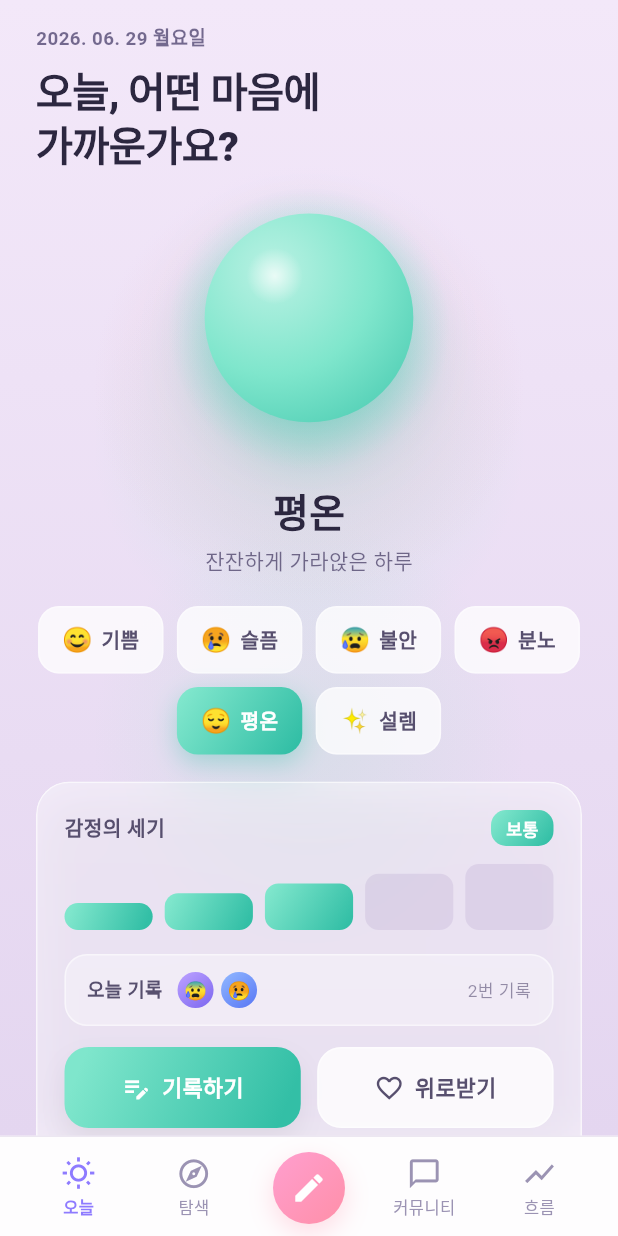
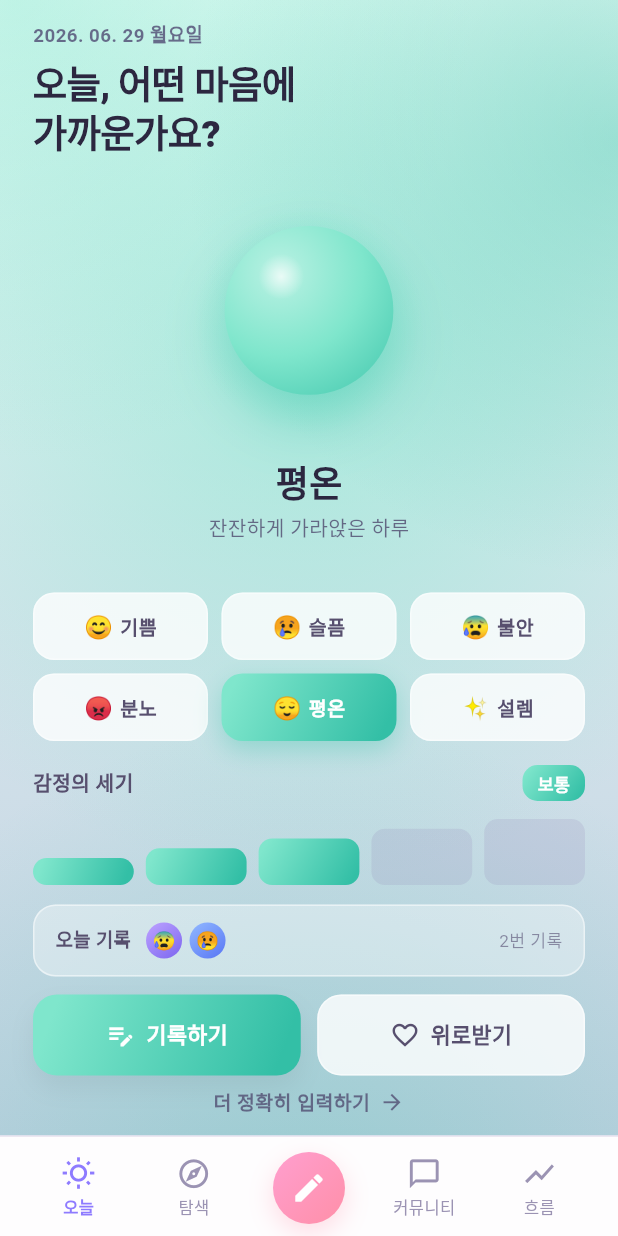
Before and after one commit to sanghyunbang/pawloop, a Flutter app: the screen it shows after launch, on a phone screen of 412 x 824 dp. Run offline on Flutter 3.47's test engine with Material 3 defaults, Android fonts, the phone set to English and light mode, and no system bars; our stand-ins replace cached_network_image, flutter_dotenv, flutter_svg, geolocator, go_router, google_fonts and 3 more; missing offline and left inert: flutter_naver_map, flutter_web_auth_2; Roboto replaces fonts that are missing (Pretendard); project files that could hold a hidden picture were left out.

Commit message:
fix(app): today 재설계 — 감정색 풀스크린 배경 번짐 + 한 화면 fit
- AuroraBackground: 코너 약한 블롭 → 오브 중심 풀스크린 방사 글로우.
  감정 화면은 감정색(c1/c2)이 화면 전체로 번지고, 비감정 화면도 테마색 또렷하게 퍼지게
- today: 두꺼운 글래스 카드 제거, 스크롤 없이 한 화면에 fit(오브 영역 Expanded),
  감정 칩 3+3 그리드, 간격 타이트화
- 에뮬: 평온(민트)·분노(코랄) 배경 번짐 + 한 화면 확인(레퍼런스 일치)

```diff
--- a/app/lib/v2/screens/today_screen.dart
+++ b/app/lib/v2/screens/today_screen.dart
@@ -47,55 +47,44 @@ class _TodayScreenState extends State<TodayScreen> {
         tint: e,
         child: SafeArea(
           bottom: false,
-          child: ListView(
-            padding: const EdgeInsets.fromLTRB(24, 16, 24, 20),
+          child: Padding(
+            padding: const EdgeInsets.fromLTRB(22, 14, 22, 8),
+            child: Column(
+              crossAxisAlignment: CrossAxisAlignment.stretch,
               children: [
                 Text(_dateLabel,
                     style: const TextStyle(
-                            fontSize: 12.5,
-                            fontWeight: FontWeight.w700,
-                            letterSpacing: 0.3,
-                            color: Color(0xBD463C69))),
-                    const SizedBox(height: 8),
+                        fontSize: 12.5, fontWeight: FontWeight.w700, letterSpacing: 0.3, color: Color(0xBD463C69))),
+                const SizedBox(height: 6),
                 const Text('오늘, 어떤 마음에\n가까운가요?',
-                        style: TextStyle(
-                            fontSize: 27,
-                            height: 1.25,
-                            letterSpacing: -0.5,
-                            fontWeight: FontWeight.w800,
-                            color: T.textPrimary)),
-                    const SizedBox(height: 10),
-                    Center(child: FloatingOrb(emotion: e, size: 188)),
-                    const SizedBox(height: 8),
-                    Center(
-                      child: Column(children: [
-                        Text(e.label,
-                            style: const TextStyle(
-                                fontSize: 26,
-                                fontWeight: FontWeight.w800,
-                                color: T.textPrimary)),
-                        const SizedBox(height: 5),
-                        Text(e.desc,
-                            style: const TextStyle(
-                                fontSize: 14, color: Color(0xBD463C64))),
-                      ]),
+                    style: TextStyle(fontSize: 25, height: 1.25, letterSpacing: -0.5, fontWeight: FontWeight.w800, color: T.textPrimary)),
+                // 오브 + 라벨 (남는 공간을 채워 화면 한 장에 맞춤)
+                Expanded(
+                  child: Center(
+                    child: Column(
+                      mainAxisAlignment: MainAxisAlignment.center,
+                      mainAxisSize: MainAxisSize.min,
+                      children: [
+                        FloatingOrb(emotion: e, size: 152),
+                        const SizedBox(height: 14),
+                        Text(e.label, style: const TextStyle(fontSize: 24, fontWeight: FontWeight.w800, color: T.textPrimary)),
+                        const SizedBox(height: 4),
+                        Text(e.desc, style: const TextStyle(fontSize: 13.5, color: Color(0xBD463C64))),
+                      ],
                     ),
-                    const SizedBox(height: 20),
+                  ),
+                ),
                 _chips(),
-                    const SizedBox(height: 18),
-                    GlassCard(
-                      padding: const EdgeInsets.all(18),
-                      child: Column(children: [
+                const SizedBox(height: 16),
                 _intensity(e),
-                        const SizedBox(height: 16),
+                const SizedBox(height: 13),
                 _todayRecord(),
-                        const SizedBox(height: 14),
+                const SizedBox(height: 12),
                 _ctas(e),
-                        const SizedBox(height: 8),
+                const SizedBox(height: 4),
                 _detailLink(),
-                      ]),
+              ],
             ),
-              ],
           ),
         ),
       ),
@@ -103,12 +92,14 @@ class _TodayScreenState extends State<TodayScreen> {
   }
 
   Widget _chips() {
-    return Wrap(
-      spacing: 9,
-      runSpacing: 9,
-      alignment: WrapAlignment.center,
-      children: [for (int i = 0; i < kEmotions.length; i++) _chip(i)],
-    );
+    Widget row(int a, int b, int c) => Row(children: [
+          Expanded(child: _chip(a)),
+          const SizedBox(width: 9),
+          Expanded(child: _chip(b)),
+          const SizedBox(width: 9),
+          Expanded(child: _chip(c)),
+        ]);
+    return Column(children: [row(0, 1, 2), const SizedBox(height: 9), row(3, 4, 5)]);
   }
 
   Widget _chip(int i) {
@@ -118,22 +109,22 @@ class _TodayScreenState extends State<TodayScreen> {
       onTap: () => setState(() => emo = i),
       child: AnimatedContainer(
         duration: const Duration(milliseconds: 180),
-        padding: const EdgeInsets.symmetric(horizontal: 15, vertical: 10),
+        padding: const EdgeInsets.symmetric(horizontal: 8, vertical: 11),
         decoration: BoxDecoration(
           gradient: on ? em.grad : null,
-          color: on ? null : const Color(0xC2FFFFFF),
+          color: on ? null : const Color(0xC9FFFFFF),
           borderRadius: BorderRadius.circular(14),
-          border: Border.all(color: on ? Colors.transparent : const Color(0x66FFFFFF)),
+          border: Border.all(color: on ? Colors.transparent : const Color(0x73FFFFFF)),
           boxShadow: on
               ? [BoxShadow(color: em.c2.withOpacity(0.35), blurRadius: 14, offset: const Offset(0, 6))]
               : null,
         ),
-        child: Row(mainAxisSize: MainAxisSize.min, children: [
-          Text(em.emoji, style: const TextStyle(fontSize: 16)),
-          const SizedBox(width: 6),
+        child: Row(mainAxisAlignment: MainAxisAlignment.center, children: [
+          Text(em.emoji, style: const TextStyle(fontSize: 15)),
+          const SizedBox(width: 5),
           Text(em.label,
               style: TextStyle(
-                  fontSize: 13.5,
+                  fontSize: 13,
                   fontWeight: FontWeight.w700,
                   color: on ? Colors.white : T.textSecondary)),
         ]),
--- a/app/lib/v2/widgets/aurora.dart
+++ b/app/lib/v2/widgets/aurora.dart
@@ -18,41 +18,63 @@ class AuroraBackground extends StatelessWidget {
       valueListenable: AppThemeCtl.index,
       builder: (_, ti, __) {
         final th = kThemes[ti];
-        return Stack(
-          children: [
+        final e = tint;
+        if (e != null) {
+          // 감정 화면: 감정색이 오브(중앙 상단)에서 화면 전체로 번지는 배경.
+          return Stack(children: [
             Positioned.fill(
               child: DecoratedBox(
                 decoration: BoxDecoration(
                   gradient: LinearGradient(
                     begin: Alignment.topCenter,
                     end: Alignment.bottomCenter,
-                    colors: [th.baseTop, th.baseBottom],
+                    colors: [
+                      Color.lerp(Colors.white, e.c1, 0.14)!,
+                      Color.lerp(th.baseBottom, e.c2, 0.20)!,
+                    ],
                   ),
                 ),
               ),
             ),
-            _blob(const Alignment(-0.9, -1.0), 520, th.blob1, 0.30),
-            _blob(const Alignment(1.05, -0.9), 480, th.blob2, 0.26),
-            _blob(const Alignment(0.0, 1.15), 560, th.blob3, 0.22),
-            if (tint != null) _blob(const Alignment(0.0, -0.5), 420, tint!.c1, 0.22),
+            _glow(const Alignment(0.0, -0.34), 1.05, e.c1, 0.55), // 오브 글로우(핵심)
+            _glow(const Alignment(-0.95, -1.0), 0.95, e.c1, 0.40), // 상단 좌
+            _glow(const Alignment(1.0, -0.75), 0.90, e.c2, 0.38), // 상단 우
+            _glow(const Alignment(0.0, 1.2), 1.10, e.c2, 0.30), // 하단
             child,
-          ],
-        );
+          ]);
+        }
+        // 비감정 화면: 테마 오로라(은은하지만 또렷하게 퍼지도록).
+        return Stack(children: [
+          Positioned.fill(
+            child: DecoratedBox(
+              decoration: BoxDecoration(
+                gradient: LinearGradient(
+                  begin: Alignment.topCenter,
+                  end: Alignment.bottomCenter,
+                  colors: [th.baseTop, th.baseBottom],
+                ),
+              ),
+            ),
+          ),
+          _glow(const Alignment(-0.9, -0.95), 0.95, th.blob1, 0.50),
+          _glow(const Alignment(1.0, -0.8), 0.90, th.blob2, 0.42),
+          _glow(const Alignment(0.0, 1.2), 1.10, th.blob3, 0.40),
+          child,
+        ]);
       },
     );
   }
 
-  Widget _blob(Alignment a, double size, Color color, double opacity) {
-    return Align(
-      alignment: a,
-      child: Container(
-        width: size,
-        height: size,
+  /// 화면 전체를 채우는 부드러운 방사형 글로우.
+  Widget _glow(Alignment center, double radius, Color color, double opacity) {
+    return Positioned.fill(
+      child: DecoratedBox(
         decoration: BoxDecoration(
-          shape: BoxShape.circle,
           gradient: RadialGradient(
+            center: center,
+            radius: radius,
             colors: [color.withOpacity(opacity), color.withOpacity(0)],
-            stops: const [0.0, 0.7],
+            stops: const [0.0, 0.78],
           ),
         ),
       ),
```
Lines whose indentation alone changed are shown as unchanged.
